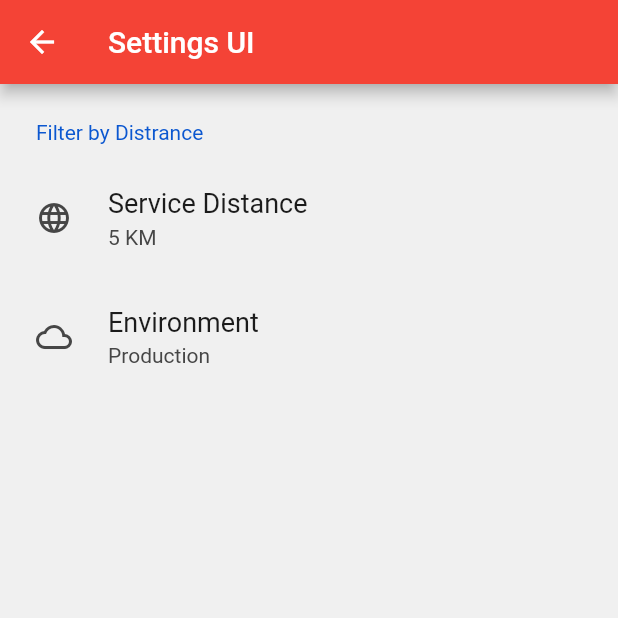
After one commit to spkdroid/Contactica-IOS, a Flutter app: the SettingsPage screen opened directly, on a phone screen of 412 x 824 dp, the top half of it. The commit adds this screen. Run offline on Flutter 3.47's test engine with Material 2 defaults, Android fonts, the phone set to English and light mode, and no system bars; drawn by our look-alikes of settings_ui; our stand-ins replace argon_buttons_flutter, email_validator, flutter_spinkit, fluttertoast, geolocator, image_picker and 2 more; missing offline and left inert: alertify, flutter_email_sender, flutter_material_pickers, input_sheet, popup_menu; accounts and stored records are empty; network calls fail.

Commit message:
Settings and Service Pages added

```diff
--- /dev/null
+++ b/lib/page/SettingsPage.dart
@@ -0,0 +1,87 @@
+import 'package:flutter/material.dart';
+import 'package:flutter_material_pickers/helpers/show_number_picker.dart';
+import 'package:settings_ui/settings_ui.dart';
+import 'package:shared_preferences/shared_preferences.dart';
+
+class SettingsPage extends StatefulWidget {
+  SettingsPage({Key key}) : super(key: key);
+
+  @override
+  _SettingsPageState createState() => _SettingsPageState();
+}
+
+class _SettingsPageState extends State<SettingsPage> {
+  bool lockInBackground = true;
+
+  String dis = "0";
+
+  @override
+  initState() {
+    super.initState();
+    getServiceDistance().then((result) {
+      print("result: $result");
+      setState(() {
+        dis = result.toString();
+      });
+    });
+  }
+
+  @override
+  Widget build(BuildContext context) {
+    return Scaffold(
+      appBar: AppBar(title: Text('Settings UI')),
+      body: SettingsList(
+        sections: [
+          SettingsSection(
+            title: 'Filter by Distrance',
+            tiles: [
+              SettingsTile(
+                  title: "Service Distance",
+                  subtitle: dis.toString() + " KM",
+                  leading: Icon(Icons.language),
+                  onTap: () async => showMaterialNumberPicker(
+                        context: context,
+                        title: "Pick your service distance",
+                        maxNumber: 50,
+                        minNumber: 1,
+                        selectedNumber: await getServiceDistance(),
+                        onChanged: (value) => updateService(
+                            value), //setState(() =>  serviceDistance = value),
+                      ) //_showDialog
+                  ),
+              SettingsTile(
+                  title: 'Environment',
+                  subtitle: 'Production',
+                  leading: Icon(Icons.cloud_queue)),
+            ],
+          )
+        ],
+      ),
+    );
+  }
+
+  Future getServiceDistance() async {
+    SharedPreferences prefs = await SharedPreferences.getInstance();
+    if (prefs.containsKey("distance")) {
+      return int.parse(prefs.get("distance"));
+    } else {
+      return 5;
+    }
+  }
+
+  Future<void> updateServiceDistance(String distance) async {
+    SharedPreferences prefs = await SharedPreferences.getInstance();
+    prefs.setString("distance", distance);
+    setState(() {
+      dis = distance;
+    });
+  }
+
+  updateService(int value) {
+    updateServiceDistance(value.toString());
+  }
+
+  getDistance() {
+    return getServiceDistance();
+  }
+}
--- a/pubspec.yaml
+++ b/pubspec.yaml
@@ -43,6 +43,9 @@ dependencies:
   url_launcher: any
   flutter_svg: ^0.19.0
   path_provider: ^1.6.24
+  settings_ui: ^0.2.0
+  numberpicker: ^1.2.0
+  flutter_material_pickers: ^1.3.0
 
 dependency_overrides:
   image: any
```
Also changed, not shown: lib/page/ServicePage.dart (+15 -14 lines), pubspec.lock, 1 other file.
